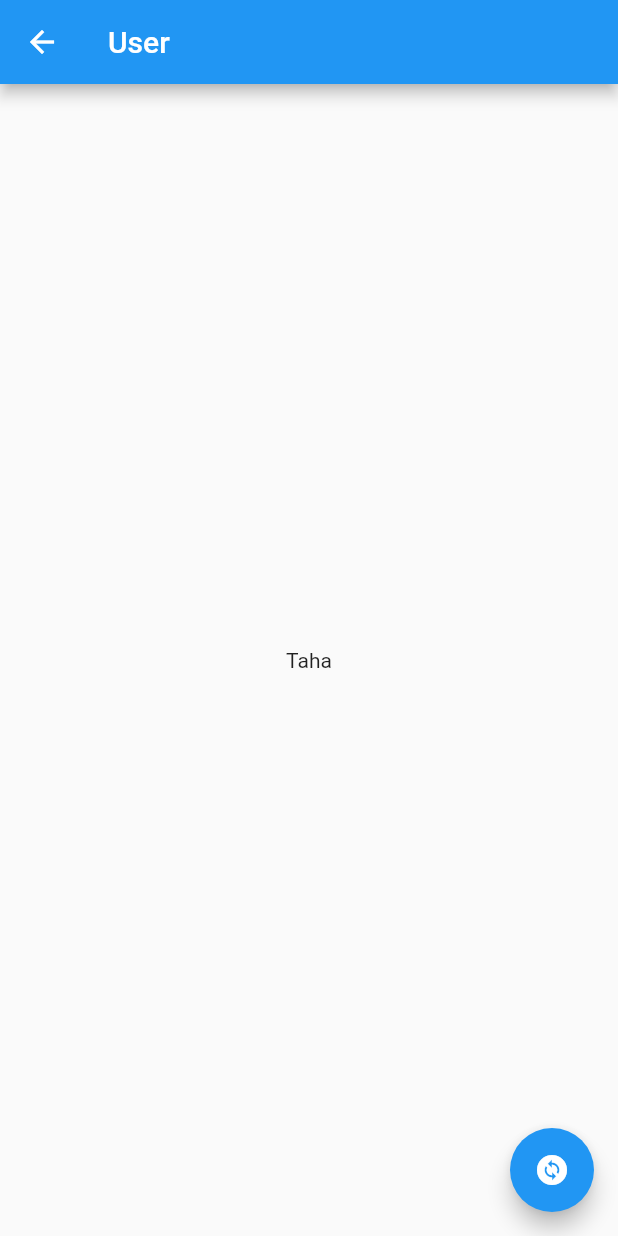
After one commit to SabihSK/Flutter-Riverpod, a Flutter app: the UserScreen screen opened directly, on a phone screen of 412 x 824 dp. The commit adds this screen. Run offline on Flutter 3.47's test engine with Material 2 defaults, Android fonts, the phone set to English and light mode, and no system bars; our stand-ins replace flutter_riverpod.

Commit message:
seventh commit

```diff
--- /dev/null
+++ b/lib/change_notifier_provider/change_notifier_provider.dart
@@ -0,0 +1,33 @@
+import 'package:flutter/cupertino.dart';
+import 'package:flutter_course/change_notifier_provider/user_notifier.dart';
+import 'package:flutter_course/state_notifier_provider/counter_notifier.dart';
+import 'package:flutter_riverpod/flutter_riverpod.dart';
+import 'package:flutter/material.dart';
+
+class UserScreen extends ConsumerWidget {
+  const UserScreen({super.key});
+
+  @override
+  Widget build(BuildContext context,WidgetRef ref) {
+
+    return Scaffold(
+      appBar: AppBar(
+        title: Text('User'),
+      ),
+      body: Center(
+          child: Consumer(
+            builder: (context, ref, child) {
+              var data = ref.watch(userProvider);
+              return Text(data.userName);
+            },
+          ),
+      ),
+      floatingActionButton: FloatingActionButton(
+        onPressed: () {
+          ref.read(userProvider.notifier).changeUserName();
+        },
+        child: Icon(Icons.change_circle ),
+      ),
+    );
+  }
+}
--- /dev/null
+++ b/lib/change_notifier_provider/user_notifier.dart
@@ -0,0 +1,13 @@
+import 'package:flutter/cupertino.dart';
+import 'package:flutter_riverpod/flutter_riverpod.dart';
+
+final userProvider  = ChangeNotifierProvider<User>((ref) => User());
+
+class User extends ChangeNotifier{
+  String userName = 'Taha';
+
+  void changeUserName(){
+    userName = "Taha Ali";
+    notifyListeners()
+  }
+}
--- a/lib/main.dart
+++ b/lib/main.dart
@@ -25,7 +25,7 @@ class MyApp extends StatelessWidget {
       onPressed: () {
         Navigator.push(context, MaterialPageRoute(builder: (context)=> CounterWidget()));
       },
-      child: Text('StateNotifierProvider'),
+      child: Text('ChangeNotifierProvider'),
     );
   }
 }
```
